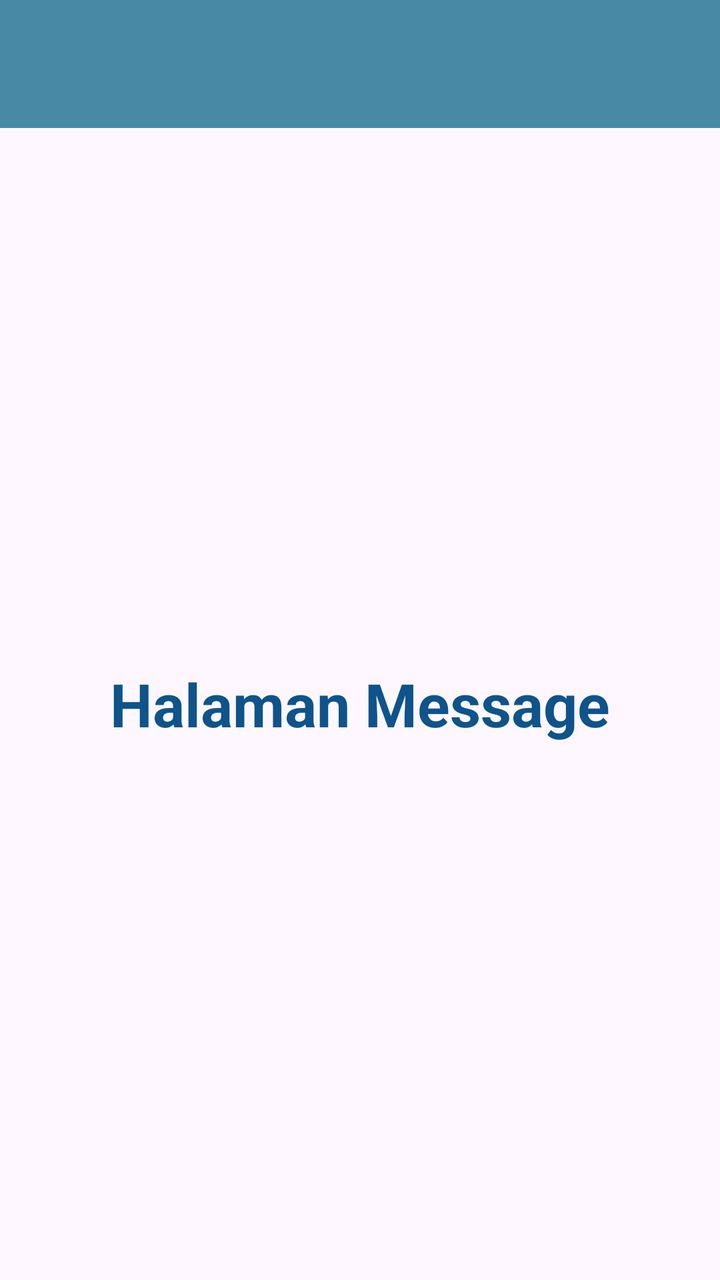
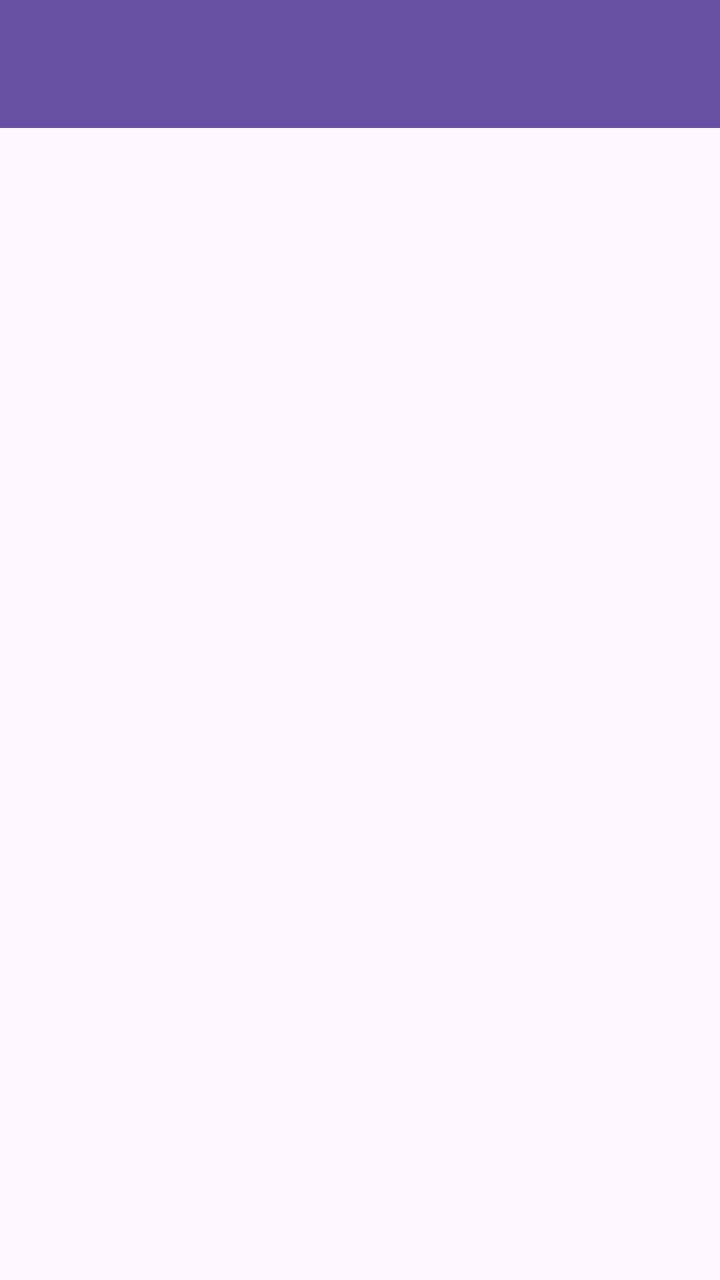

Two renders of the same Android screen: before a commit and after it. Below are the layout's source before the change and the commit's diff.
<!-- AndroidManifest.xml: application theme Theme.Ayu_3TIF -->
<!-- res/layout/fragment_message.xml -->
<?xml version="1.0" encoding="utf-8"?>
<androidx.constraintlayout.widget.ConstraintLayout xmlns:android="http://schemas.android.com/apk/res/android"
    xmlns:tools="http://schemas.android.com/tools"
    android:layout_width="match_parent"
    android:layout_height="match_parent"
    xmlns:app="http://schemas.android.com/apk/res-auto"
    tools:context=".Message.MessageFragment">

    <androidx.appcompat.widget.Toolbar
        android:id="@+id/toolbar"
        android:layout_width="match_parent"
        android:layout_height="?attr/actionBarSize"
        android:background="?attr/colorPrimary"
        app:layout_constraintEnd_toEndOf="parent"
        app:layout_constraintStart_toStartOf="parent"
        app:layout_constraintTop_toTopOf="parent"
        app:layout_scrollFlags="scroll|enterAlways"
        app:subtitleTextColor="@android:color/white"
        app:titleTextColor="@android:color/white"
        android:backgroundTint="#4889A6"/>


    
    <TextView
        android:layout_width="match_parent"
        android:layout_height="0dp"
        android:gravity="center"
        android:text="Halaman Message"
        android:textColor="#0D548C"
        android:textSize="30sp"
        android:textStyle="bold"
        app:layout_constraintBottom_toBottomOf="parent"
        app:layout_constraintTop_toBottomOf="@+id/toolbar"
        tools:layout_editor_absoluteX="16dp" />

</androidx.constraintlayout.widget.ConstraintLayout>
<!-- resources referenced by this layout -->
<resources>
  <style name="Theme.Ayu_3TIF" parent="Base.Theme.Ayu_3TIF" />
  <style name="Base.Theme.Ayu_3TIF" parent="Theme.Material3.DayNight.NoActionBar">
          
          
      </style>
</resources>

<!-- the commit's change to res/layout/fragment_message.xml (unified diff, before → after) -->
@@ -1,36 +1,32 @@
 <?xml version="1.0" encoding="utf-8"?>
-<androidx.constraintlayout.widget.ConstraintLayout xmlns:android="http://schemas.android.com/apk/res/android"
+<androidx.coordinatorlayout.widget.CoordinatorLayout xmlns:android="http://schemas.android.com/apk/res/android"
     xmlns:tools="http://schemas.android.com/tools"
     android:layout_width="match_parent"
     android:layout_height="match_parent"
     xmlns:app="http://schemas.android.com/apk/res-auto"
-    tools:context=".Message.MessageFragment">
+    tools:context="com.example.ayu_3tif.Message.MessageFragment">
 
-    <androidx.appcompat.widget.Toolbar
-        android:id="@+id/toolbar"
+    <com.google.android.material.appbar.AppBarLayout
+        android:id="@+id/appBarLayout"
         android:layout_width="match_parent"
-        android:layout_height="?attr/actionBarSize"
-        android:background="?attr/colorPrimary"
-        app:layout_constraintEnd_toEndOf="parent"
-        app:layout_constraintStart_toStartOf="parent"
-        app:layout_constraintTop_toTopOf="parent"
-        app:layout_scrollFlags="scroll|enterAlways"
-        app:subtitleTextColor="@android:color/white"
-        app:titleTextColor="@android:color/white"
-        android:backgroundTint="#4889A6"/>
+        android:layout_height="wrap_content"
+        android:theme="@style/ThemeOverlay.AppCompat.Dark.ActionBar">
+
+        <androidx.appcompat.widget.Toolbar
+            android:id="@+id/toolbar"
+            android:layout_width="match_parent"
+            android:layout_height="?attr/actionBarSize"
+            android:background="?attr/colorPrimary"
+            app:layout_scrollFlags="scroll|enterAlways"
+            app:titleTextColor="@android:color/white" />
+
+    </com.google.android.material.appbar.AppBarLayout>
 
 
-    
-    <TextView
+    <ListView
+        android:id="@+id/listMessageItems"
         android:layout_width="match_parent"
-        android:layout_height="0dp"
-        android:gravity="center"
-        android:text="Halaman Message"
-        android:textColor="#0D548C"
-        android:textSize="30sp"
-        android:textStyle="bold"
-        app:layout_constraintBottom_toBottomOf="parent"
-        app:layout_constraintTop_toBottomOf="@+id/toolbar"
-        tools:layout_editor_absoluteX="16dp" />
+        android:layout_height="match_parent"
+        app:layout_behavior="@string/appbar_scrolling_view_behavior" />
 
-</androidx.constraintlayout.widget.ConstraintLayout>
+</androidx.coordinatorlayout.widget.CoordinatorLayout>
